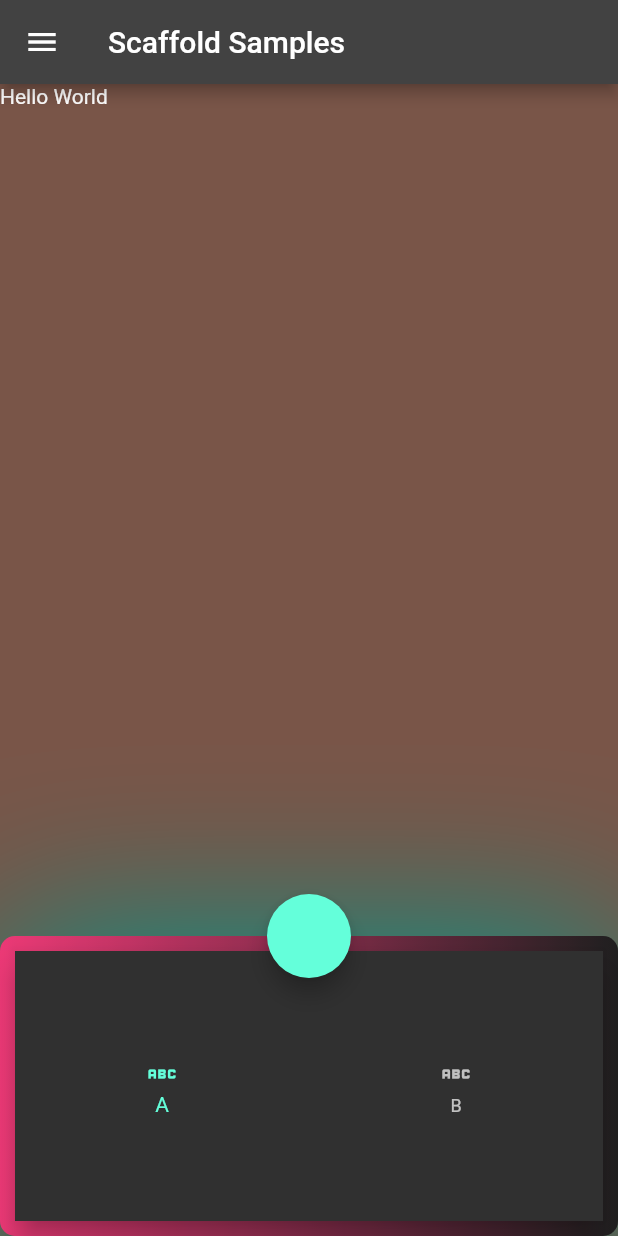
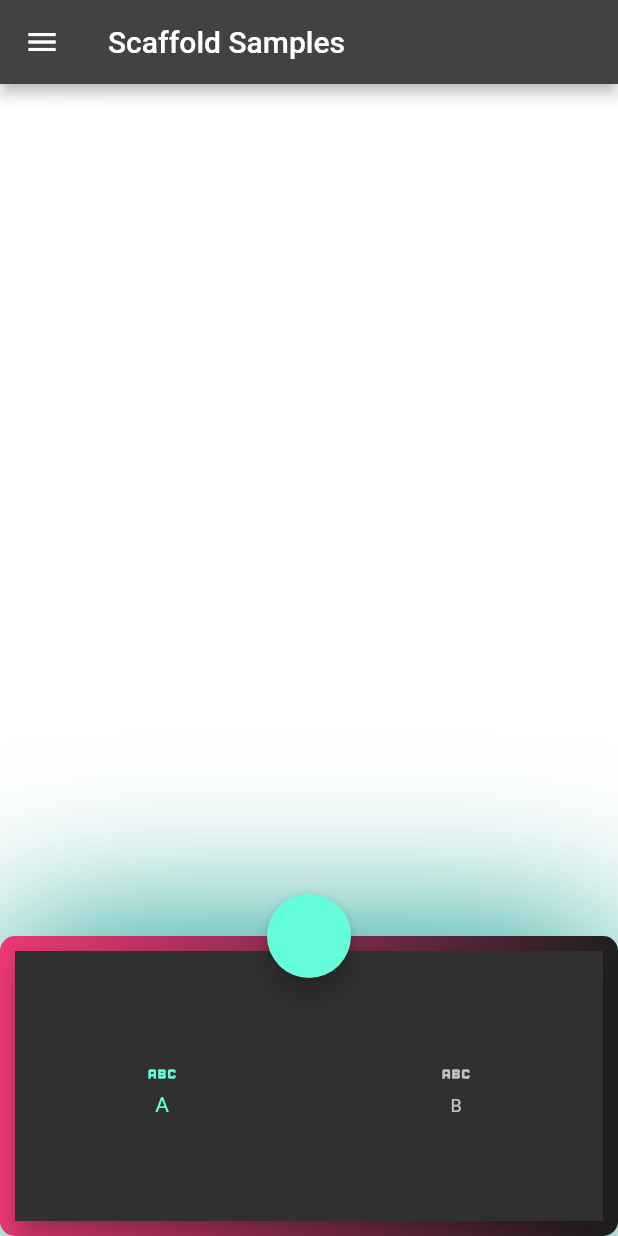
Before and after one commit to neslihanatasever/flutter_full_learnn, a Flutter app: the ScaffoldLearnView screen opened directly, on a phone screen of 412 x 824 dp. Run offline on Flutter 3.47's test engine with Material 2 defaults, Android fonts, the phone set to English and light mode, and no system bars.

Commit message:
scaffold_learn.dart

```diff
--- a/lib/101/scaffold_learn.dart
+++ b/lib/101/scaffold_learn.dart
@@ -9,7 +9,7 @@ class ScaffoldLearnView extends StatelessWidget {
     return Scaffold(
       appBar: AppBar(title: const Text('Scaffold Samples')),
       body: const Text('Hello World'),
-      backgroundColor: Colors.brown,
+      backgroundColor: Colors.white24,
       extendBody: true,
       floatingActionButton: FloatingActionButton(
         onPressed: () {
```
